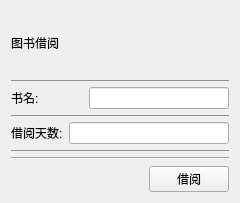
This is ui/borrow_info_window.ui in weijiang1994/BookManage as Qt 5 draws it before an edit. The edited form follows.
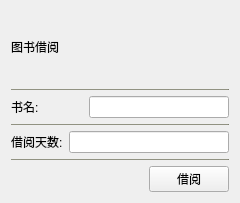
This is the edited form.

What changed in the file:
```diff
--- a/ui/borrow_info_window.ui
+++ b/ui/borrow_info_window.ui
@@ -125,13 +125,6 @@
        </property>
       </widget>
      </item>
-     <item>
-      <widget class="Line" name="line_3">
-       <property name="orientation">
-        <enum>Qt::Horizontal</enum>
-       </property>
-      </widget>
-     </item>
      <item>
       <layout class="QHBoxLayout" name="horizontalLayout_3">
        <item>
```
